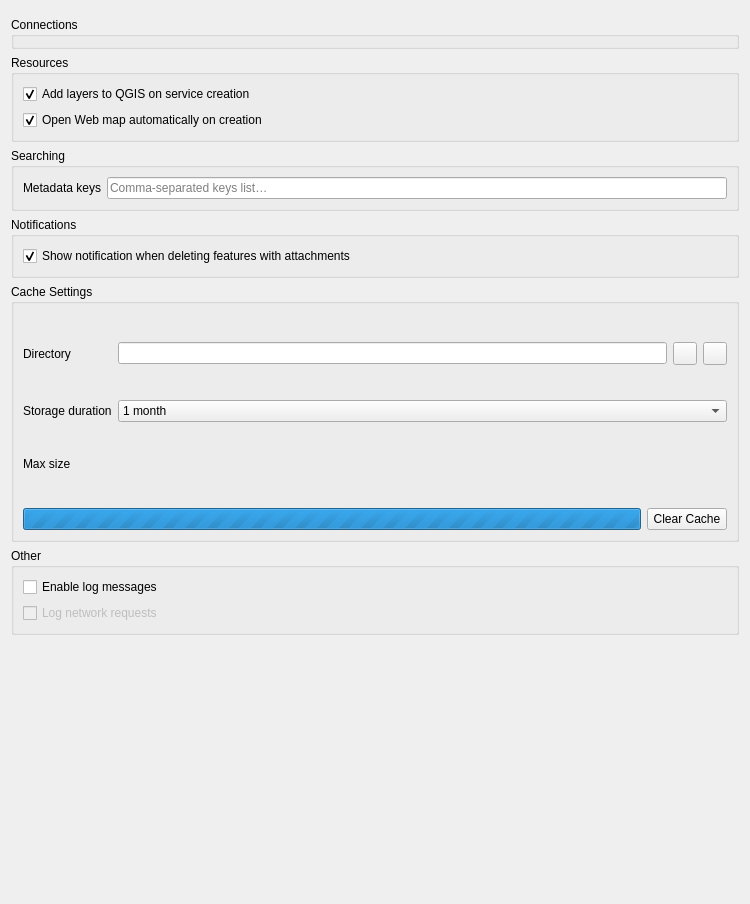
Before: the Qt Designer form src/nextgis_connect/legacy/settings/ui/settings_dialog_base.ui in RemeshevskiyValeriy/nextgis_connect, drawn with Qt 5.
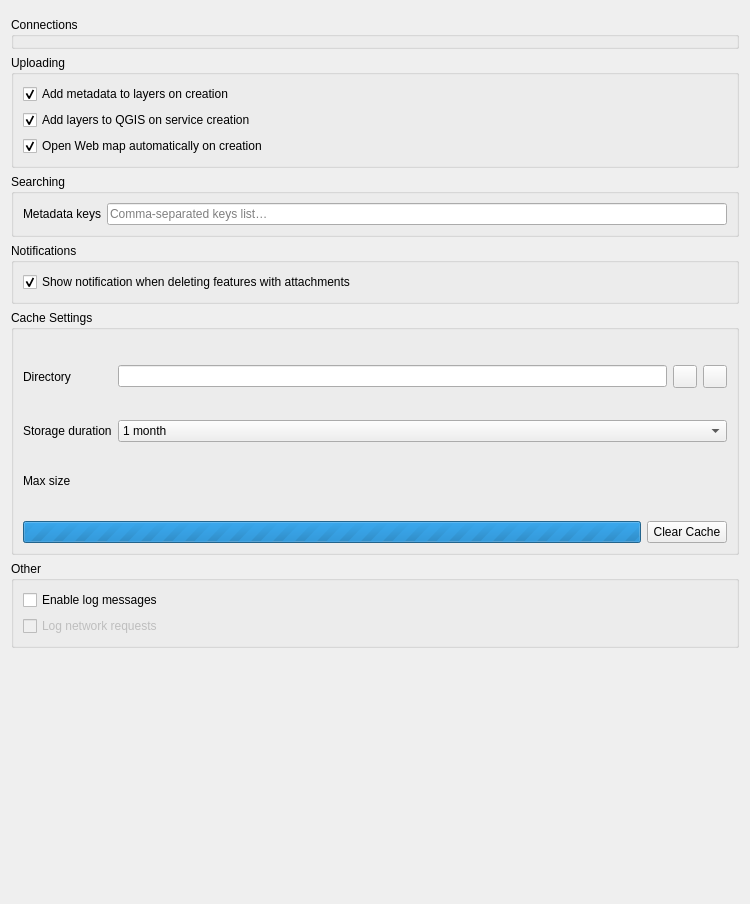
After: the same form once the commit is applied. Custom widgets are drawn as their Qt base class.

Commit message: Add metadata to layers on creation

The edit to the form file:
```diff
--- a/src/nextgis_connect/legacy/settings/ui/settings_dialog_base.ui
+++ b/src/nextgis_connect/legacy/settings/ui/settings_dialog_base.ui
@@ -56,9 +56,19 @@
    <item>
     <widget class="QGroupBox" name="groupBox">
      <property name="title">
-      <string>Resources</string>
+      <string>Uploading</string>
      </property>
      <layout class="QVBoxLayout" name="verticalLayout_5">
+      <item>
+       <widget class="QCheckBox" name="addResourceCreationMetadataCheckBox">
+        <property name="text">
+         <string>Add metadata to layers on creation</string>
+        </property>
+        <property name="checked">
+         <bool>true</bool>
+        </property>
+       </widget>
+      </item>
       <item>
        <widget class="QCheckBox" name="addWfsLayerAfterServiceCreationCheckBox">
         <property name="text">
```
The commit also changes 7 other files.
